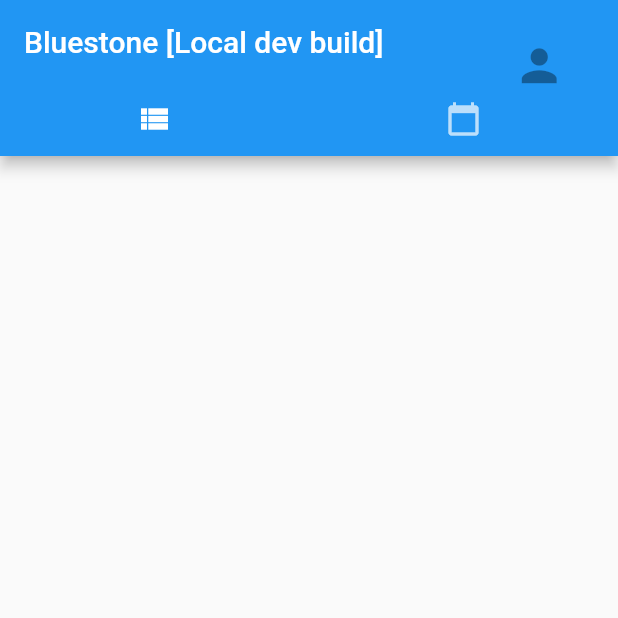
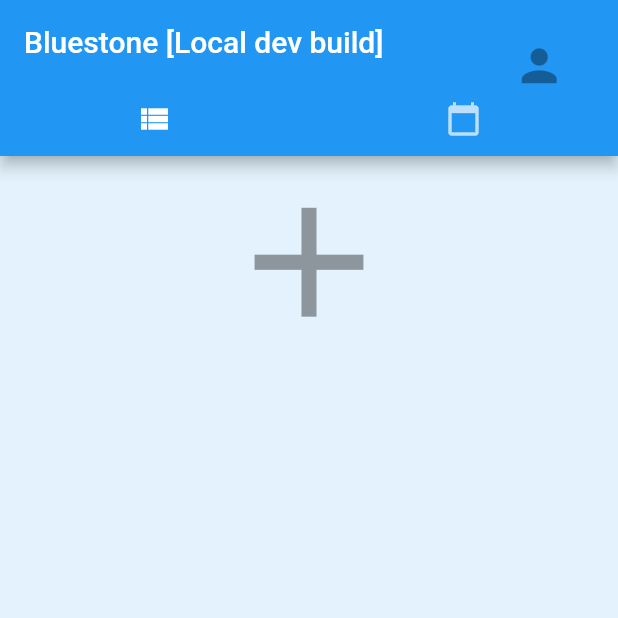
Before and after one commit to Zynorthis/Bluestone, a Flutter app: the screen it shows after launch, on a phone screen of 412 x 824 dp, the top half of it. Run offline on Flutter 3.47's test engine with Material 2 defaults, Android fonts, the phone set to English and light mode, and no system bars.

Commit message:
Almost finished laying out the home screen, just need to re-do the spacing for the cards linking to the respective card or calendar before it will be 100% done for now.

```diff
--- a/bluestone/lib/main.dart
+++ b/bluestone/lib/main.dart
@@ -43,7 +43,7 @@ class _MyHomePageState extends State<MyHomePage> {
   @override
   Widget build(BuildContext context) {
     return DefaultTabController(
-      length: 3,
+      length: 2,
       child: Scaffold(
         appBar: AppBar(
           title: Text(
@@ -67,25 +67,45 @@ class _MyHomePageState extends State<MyHomePage> {
             ],
           ),
         ),
+        backgroundColor: Colors.blue[50],
         body: TabBarView(
           children: [
             ListView.builder(
               itemCount: _cardItems.length,
-              itemBuilder: (context, index){
+              itemBuilder: (context, i){
+                if (i.isOdd){
+                  return Divider();
+                }
+                final index = i~/2;
                 return IconButton(
                   icon: _cardItems[index].icon,
                   iconSize: _cardItems[index].iconSize,
                   color: _cardItems[index].color,
+                  splashColor: _cardItems[index].splashColor,
+                  padding: _cardItems[index].padding,
                   tooltip: _cardItems[index].tooltip,
                   onPressed: _cardItems[index].onPressed,
                 );
               },
-            ),// Display list of cards here
-            ListView(
-              children: [
-
-              ],
-            ), // display list of calendars here
+            ),
+            ListView.builder(
+              itemCount: _calendarItems.length,
+              itemBuilder: (context, i){
+                if (i.isOdd){
+                  return Divider();
+                }
+                final index = i~/2;
+                return new IconButton(
+                  icon: _calendarItems[index].icon,
+                  iconSize: _calendarItems[index].iconSize,
+                  color: _calendarItems[index].color,
+                  splashColor: _calendarItems[index].splashColor,
+                  padding: _calendarItems[index].padding,
+                  tooltip: _calendarItems[index].tooltip,
+                  onPressed: _calendarItems[index].onPressed,
+                );
+              },
+            ),
           ],
         ),
       ),
--- a/bluestone/lib/src/components/menuBuilder.dart
+++ b/bluestone/lib/src/components/menuBuilder.dart
@@ -13,8 +13,20 @@ class MenuBuilder {
       // add all of the calendars save for a user here.
     }
     else {
-      throw new Exception("Error: invalid type - Type being passed in is not of type String.");
+      throw new Exception("Error: invalid type - Type being passed in was unable to be determined.");
     }
+
+    var addIcon = new IconButton(
+      icon: Icon(Icons.add),
+      iconSize: 125.0,
+      color: Colors.blueAccent,
+      //padding: EdgeInsets.all(25.0),
+      splashColor: Colors.grey,
+      tooltip: "Tap me to create a new $type!",
+      onPressed: null,
+    );
+
+    list.add(addIcon);
     return list;
   }
 }
```
